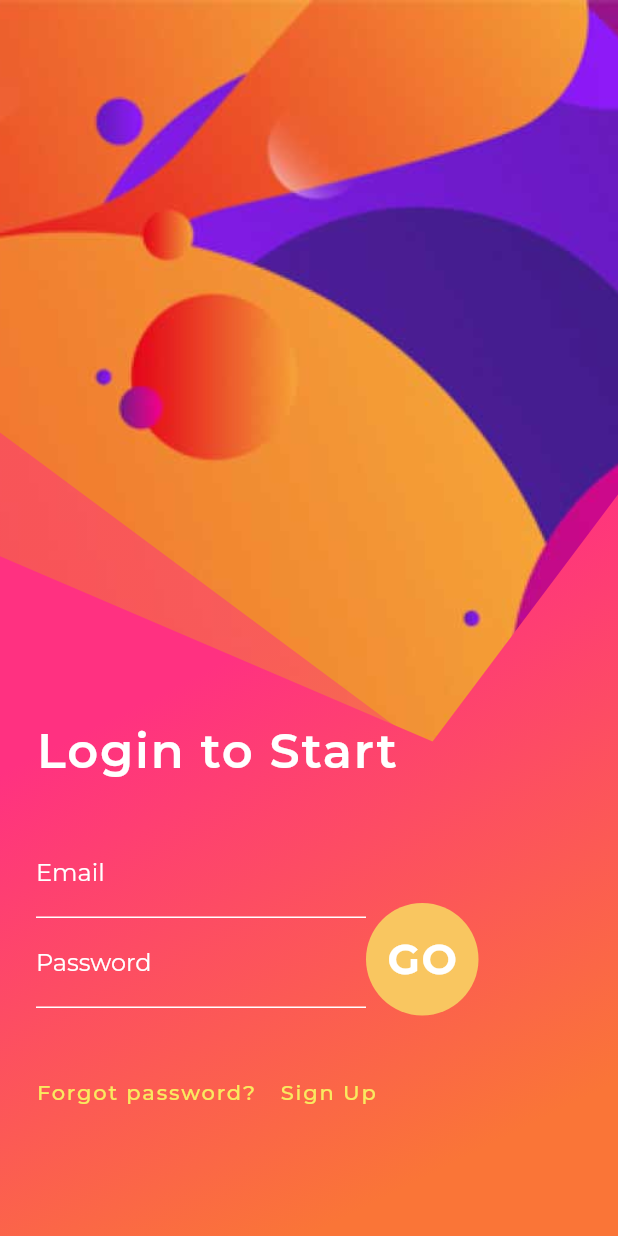
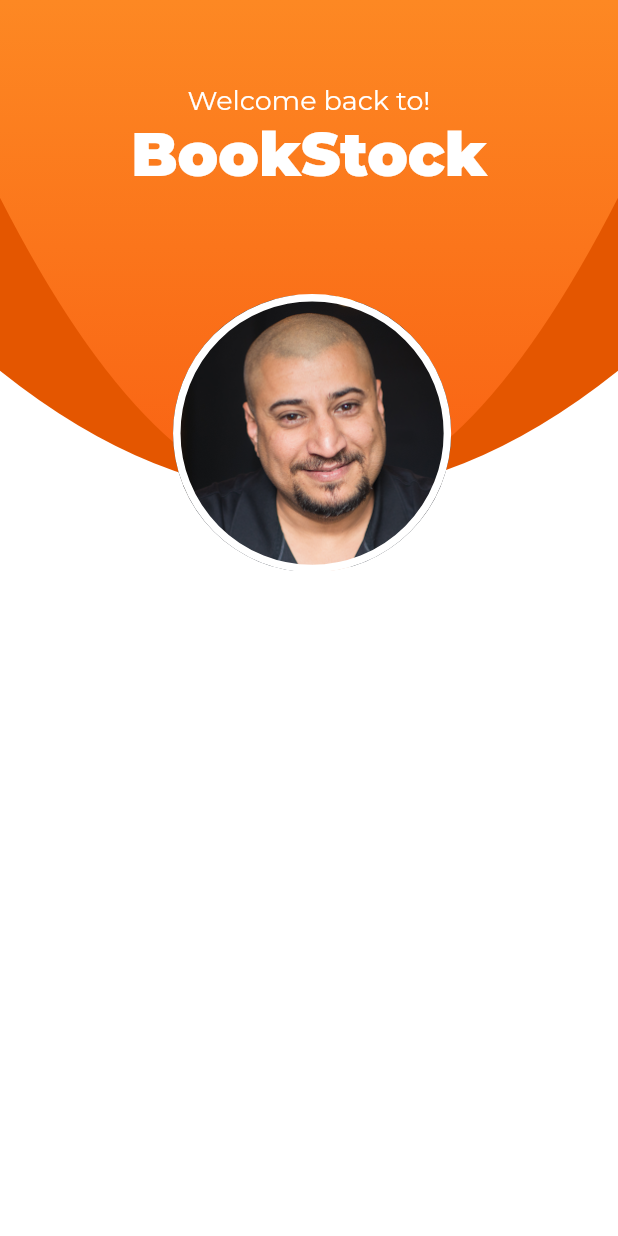
Before and after one commit to soufi-43/flutter_ui, a Flutter app: the screen it shows after launch, on a phone screen of 412 x 824 dp. Run offline on Flutter 3.47's test engine with Material 2 defaults, Android fonts, the phone set to English and light mode, and no system bars; our stand-ins replace font_awesome_flutter, google_fonts; project files that could hold a hidden picture were left out.

Commit message:
ADD Registration4

```diff
--- a/lib/main.dart
+++ b/lib/main.dart
@@ -7,6 +7,7 @@ import 'package:flutterui/profiles/profile2/profile2.dart';
 import 'package:flutterui/profiles/profile3/profile3.dart';
 import 'package:flutterui/profiles/profile4/profile4.dart';
 import 'package:flutterui/profiles/profile5/profile5.dart';
+import 'package:flutterui/registration/Registration4.dart';
 import 'package:flutterui/registration/registration1.dart';
 import 'package:flutterui/registration/registration2.dart';
 import 'package:flutterui/registration/registration3.dart';
@@ -25,7 +26,7 @@ class MyApp extends StatelessWidget {
 
         primarySwatch: Colors.blue,
       ),
-      home:Registration3(),
+      home:Registration4(),
     );
   }
 }
--- /dev/null
+++ b/lib/registration/Registration4.dart
@@ -0,0 +1,123 @@
+import 'package:flutter/material.dart';
+import 'package:google_fonts/google_fonts.dart';
+
+class Registration4 extends StatefulWidget {
+  @override
+  _Registration4State createState() => _Registration4State();
+}
+
+class _Registration4State extends State<Registration4> {
+  @override
+  Widget build(BuildContext context) {
+    return Theme(
+      data: ThemeData(
+        fontFamily: GoogleFonts.montserrat().fontFamily,
+      ),
+      child: CustomPaint(
+        painter: Background(),
+        child: Scaffold(
+          backgroundColor: Colors.transparent,
+          appBar: AppBar(
+            backgroundColor: Colors.transparent,
+            elevation: 0,
+          ),
+          body: Stack(
+            children: <Widget>[
+              _title(context),
+              _profileImage(context),
+            ],
+          ),
+        ),
+      ),
+    );
+  }
+
+  Widget _profileImage(BuildContext context) {
+    return Positioned(
+      left: MediaQuery.of(context).size.width * 0.28,
+      top: MediaQuery.of(context).size.height * 0.17,
+      child: Container(
+        width: MediaQuery.of(context).size.width * 0.45,
+        height: MediaQuery.of(context).size.width * 0.45,
+        decoration: BoxDecoration(
+            shape: BoxShape.circle,
+            image: DecorationImage(
+              image: ExactAssetImage('assets/shared/ahmad.png'),
+            ),
+            border: Border.all(color: Colors.white, width: 5)),
+      ),
+    );
+  }
+
+  Widget _title(BuildContext context) {
+    return Positioned(
+      right: 0,
+      left: 0,
+      top: 0,
+      bottom: MediaQuery.of(context).size.height * 0.25,
+      child: Column(
+        children: <Widget>[
+          Text(
+            'Welcome back to!',
+            style: TextStyle(
+              color: Colors.white,
+              fontSize: 18,
+            ),
+          ),
+          Text('BookStock',
+            style: TextStyle(
+              color: Colors.white,
+              fontSize: 40,
+              fontWeight: FontWeight.w900,
+            ),),
+        ],
+      ),
+    );
+  }
+}
+
+class Background extends CustomPainter {
+  @override
+  void paint(Canvas canvas, Size size) {
+    Paint paint = Paint();
+    paint.color = Color(0xFF062050);
+
+    Path path2 = Path();
+    path2.lineTo(0, 0);
+    path2.lineTo(0, size.height * 0.3);
+    path2.quadraticBezierTo(
+        size.width * 0.5, size.height * 0.5, size.width, size.height * 0.3);
+    path2.lineTo(size.width, 0);
+    path2.lineTo(0, 0);
+    path2.close();
+
+    paint.color = Color(0xFFE45600);
+    canvas.drawPath(path2, paint);
+
+    Path path1 = Path();
+    path1.lineTo(0, 0);
+    path1.lineTo(0, size.height * 0.16);
+    path1.quadraticBezierTo(
+        size.width * 0.5, size.height * 0.65, size.width, size.height * 0.16);
+    path1.lineTo(size.width, 0);
+    path1.lineTo(0, 0);
+    path1.close();
+
+    Gradient gradient1 = LinearGradient(
+      begin: Alignment.topCenter,
+      end: Alignment.bottomCenter,
+      colors: [
+        Color(0xFFFD8823),
+        Color(0xFFF96213),
+      ],
+      stops: [0.0, 0.4],
+    );
+
+    Rect rect1 = Rect.fromLTWH(0, 0, size.width, size.height);
+    paint.shader = gradient1.createShader(rect1);
+    canvas.drawPath(path1, paint);
+  }
+
+  @override
+  bool shouldRepaint(CustomPainter oldDelegate) => false;
+}
--- a/lib/registration/registration3.dart
+++ b/lib/registration/registration3.dart
@@ -88,6 +88,7 @@ class _Registration3State extends State<Registration3> {
         Form(
           child: Container(
             width: 220,
+
             child: Column(
               children: <Widget>[
                 TextFormField(
```
